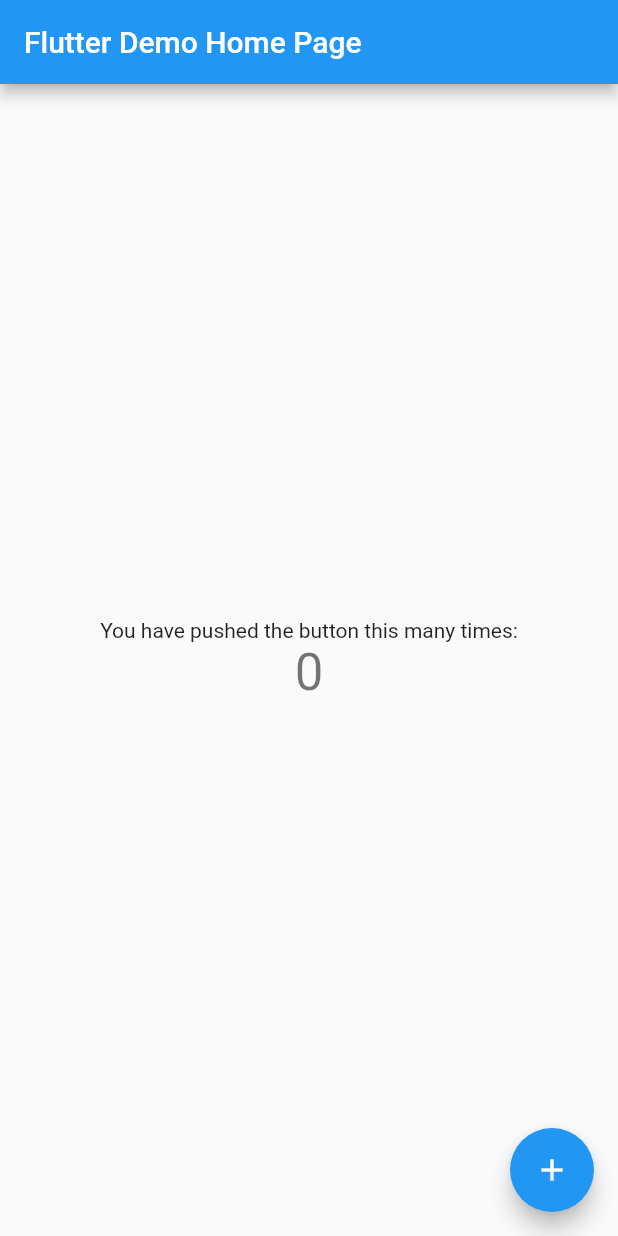
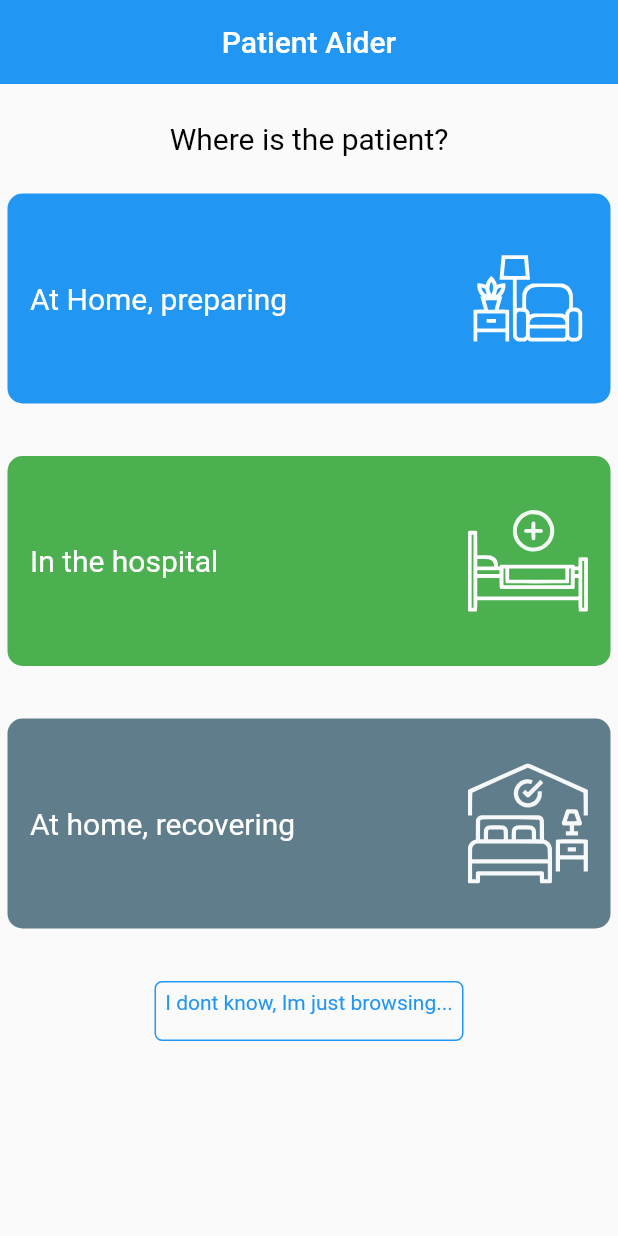
Before and after one commit to mahdinouri/patient_aider, a Flutter app: the screen it shows after launch, on a phone screen of 412 x 824 dp. Run offline on Flutter 3.47's test engine with Material 2 defaults, Android fonts, the phone set to English and light mode, and no system bars; our stand-ins replace flutter_svg.

Commit message:
Home page created

```diff
--- a/lib/main.dart
+++ b/lib/main.dart
@@ -1,4 +1,6 @@
 import 'package:flutter/material.dart';
+
+import 'views/screens/homepage.dart';
 
 void main() {
   runApp(const MyApp());
@@ -11,105 +13,12 @@
   @override
   Widget build(BuildContext context) {
     return MaterialApp(
+      debugShowCheckedModeBanner: false,
       title: 'Flutter Demo',
       theme: ThemeData(
-        // This is the theme of your application.
-        //
-        // Try running your application with "flutter run". You'll see the
-        // application has a blue toolbar. Then, without quitting the app, try
-        // changing the primarySwatch below to Colors.green and then invoke
-        // "hot reload" (press "r" in the console where you ran "flutter run",
-        // or simply save your changes to "hot reload" in a Flutter IDE).
-        // Notice that the counter didn't reset back to zero; the application
-        // is not restarted.
         primarySwatch: Colors.blue,
       ),
-      home: const MyHomePage(title: 'Flutter Demo Home Page'),
+      home: const HomePage(),
     );
   }
 }
-
-class MyHomePage extends StatefulWidget {
-  const MyHomePage({super.key, required this.title});
-
-  // This widget is the home page of your application. It is stateful, meaning
-  // that it has a State object (defined below) that contains fields that affect
-  // how it looks.
-
-  // This class is the configuration for the state. It holds the values (in this
-  // case the title) provided by the parent (in this case the App widget) and
-  // used by the build method of the State. Fields in a Widget subclass are
-  // always marked "final".
-
-  final String title;
-
-  @override
-  State<MyHomePage> createState() => _MyHomePageState();
-}
-
-class _MyHomePageState extends State<MyHomePage> {
-  int _counter = 0;
-
-  void _incrementCounter() {
-    setState(() {
-      // This call to setState tells the Flutter framework that something has
-      // changed in this State, which causes it to rerun the build method below
-      // so that the display can reflect the updated values. If we changed
-      // _counter without calling setState(), then the build method would not be
-      // called again, and so nothing would appear to happen.
-      _counter++;
-    });
-  }
-
-  @override
-  Widget build(BuildContext context) {
-    // This method is rerun every time setState is called, for instance as done
-    // by the _incrementCounter method above.
-    //
-    // The Flutter framework has been optimized to make rerunning build methods
-    // fast, so that you can just rebuild anything that needs updating rather
-    // than having to individually change instances of widgets.
-    return Scaffold(
-      appBar: AppBar(
-        // Here we take the value from the MyHomePage object that was created by
-        // the App.build method, and use it to set our appbar title.
-        title: Text(widget.title),
-      ),
-      body: Center(
-        // Center is a layout widget. It takes a single child and positions it
-        // in the middle of the parent.
-        child: Column(
-          // Column is also a layout widget. It takes a list of children and
-          // arranges them vertically. By default, it sizes itself to fit its
-          // children horizontally, and tries to be as tall as its parent.
-          //
-          // Invoke "debug painting" (press "p" in the console, choose the
-          // "Toggle Debug Paint" action from the Flutter Inspector in Android
-          // Studio, or the "Toggle Debug Paint" command in Visual Studio Code)
-          // to see the wireframe for each widget.
-          //
-          // Column has various properties to control how it sizes itself and
-          // how it positions its children. Here we use mainAxisAlignment to
-          // center the children vertically; the main axis here is the vertical
-          // axis because Columns are vertical (the cross axis would be
-          // horizontal).
-          mainAxisAlignment: MainAxisAlignment.center,
-          children: <Widget>[
-            const Text(
-              'You have pushed the button this many times:',
-            ),
-            Text(
-              '$_counter',
-              style: Theme.of(context).textTheme.headlineMedium,
-            ),
-          ],
-        ),
-      ),
-      floatingActionButton: FloatingActionButton(
-        onPressed: _incrementCounter,
-        tooltip: 'Increment',
-        child: const Icon(Icons.add),
-      ), // This trailing comma makes auto-formatting nicer for build methods.
-    );
-  }
-}
--- /dev/null
+++ b/lib/views/screens/homepage.dart
@@ -0,0 +1,85 @@
+// ignore_for_file: no_logic_in_create_state
+
+import 'package:flutter/material.dart';
+import 'package:patient_aider/views/widgets/homeca_categories.dart';
+
+class HomePage extends StatefulWidget {
+  const HomePage({super.key});
+
+  @override
+  State<StatefulWidget> createState() => _HomePageState();}
+
+class _HomePageState extends State<HomePage> {
+
+  AppBar mainAppbar = AppBar(
+    elevation: 0,
+    backgroundColor: Colors.blue,
+    title: const Text("Patient Aider" , textAlign: TextAlign.center,),
+    centerTitle: true,
+  );
+  @override
+  Widget build(BuildContext context) {
+    return Scaffold(
+      appBar: mainAppbar,
+      body: SizedBox(
+        width: MediaQuery.of(context).size.width,
+        height: MediaQuery.of(context).size.height * 0.75,
+        child: Column(
+        children: [
+          const Padding(
+            padding: EdgeInsets.fromLTRB(0,25,0,0),
+            child: Text("Where is the patient?",
+            style: TextStyle(color: Colors.black , fontSize: 20 ,),
+            ),
+          ),
+          Column(
+            children: [
+          HomeCategory(
+          onPressed: (){},
+          color: Colors.blue,
+          text: "At Home, preparing",
+          img: "./assets/images/living-room.svg",
+          ),
+          HomeCategory(
+          onPressed: (){},
+          color: Colors.green,
+          text: "In the hospital",
+          img: "./assets/images/hospital-room.svg",
+          ),
+          HomeCategory(
+          onPressed: (){},
+          color: Colors.blueGrey,
+          text: "At home, recovering",
+          img: "assets/images/hotel-room.svg",
+          ),
+            ],
+          ),
+          GestureDetector(
+            onTap: (){},
+            child: Padding(
+            padding: const EdgeInsets.fromLTRB(0, 25,0,5),
+            child:Container(
+            width: MediaQuery.of(context).size.width * 0.5,
+            height:40,
+            decoration: BoxDecoration(
+              border: Border.all(width: 1 , color: Colors.blue),
+              borderRadius: const BorderRadius.all(Radius.circular(5)),
+            ),
+            child: const Padding(
+              padding: EdgeInsets.fromLTRB(0,5,0,5),
+              child: Text("I dont know, Im just browsing...",
+            textAlign: TextAlign.center,
+            style: TextStyle(color: Colors.blue),
+            ),
+            ),
+          ),
+          ),
+          )
+          ,
+        ],
+      ),
+      ),
+    );
+  }
+
+}
--- /dev/null
+++ b/lib/views/widgets/homeca_categories.dart
@@ -0,0 +1,52 @@
+// ignore_for_file: must_be_immutable, prefer_typing_uninitialized_variables
+
+import 'package:flutter/material.dart';
+import 'package:flutter_svg/flutter_svg.dart';
+
+ class HomeCategory extends StatelessWidget {
+  Color color;
+  String text;
+  String img;
+  final onPressed;
+  HomeCategory({super.key,
+  required this.color,
+  required this.text,
+  required this.img,
+  required this.onPressed,
+  });
+
+  @override
+  Widget build(BuildContext context) {
+    return Padding(
+      padding: const EdgeInsets.fromLTRB(5,25,5,10),
+      child: GestureDetector(
+        onTap: onPressed,
+        child: Container(
+      decoration: BoxDecoration(
+        color: color,
+        borderRadius: const BorderRadius.all(Radius.circular(10))
+      ),
+      width: MediaQuery.of(context).size.width,
+      height: 140,
+      child: Row(
+        mainAxisAlignment: MainAxisAlignment.spaceBetween,
+        children: [
+          Padding(
+            padding: const EdgeInsets.fromLTRB(15,10,10,10),
+            child: Text(text,
+            style: const TextStyle(color: Colors.white , fontSize: 20),
+            ),
+          ),
+          Padding(
+            padding: const EdgeInsets.fromLTRB(15,10,15,10),
+            child: SvgPicture.asset(img , fit: BoxFit.cover,width: 80, height: 80,colorFilter: ColorFilter.mode(Colors.white
+          , BlendMode.srcIn),)
+          )
+        ],
+      ),
+    ),
+      ),
+    );
+  }
+
+ }
```
Also changed, not shown: pubspec.yaml (+3 -27 lines), assets/images/hospital-room.png (added), assets/images/hospital-room.svg (added), assets/images/hotel-room.png (added), assets/images/hotel-room.svg (added), assets/images/living-room.png (added), assets/images/living-room.svg (added), pubspec.lock, 1 other file.
